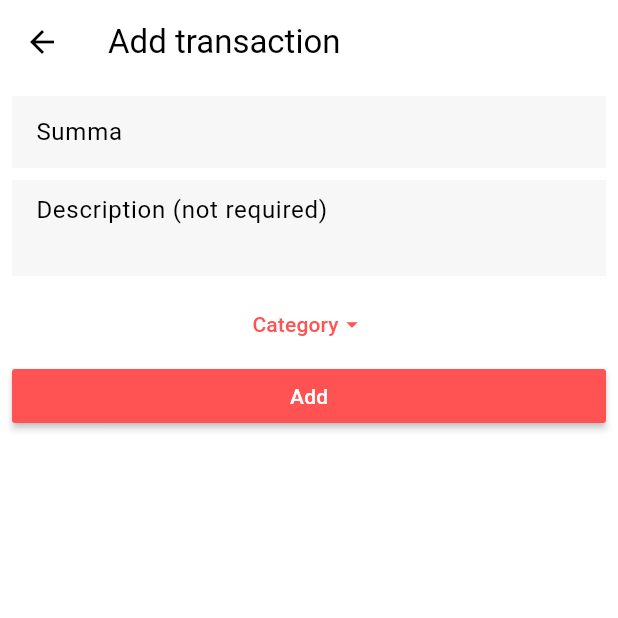
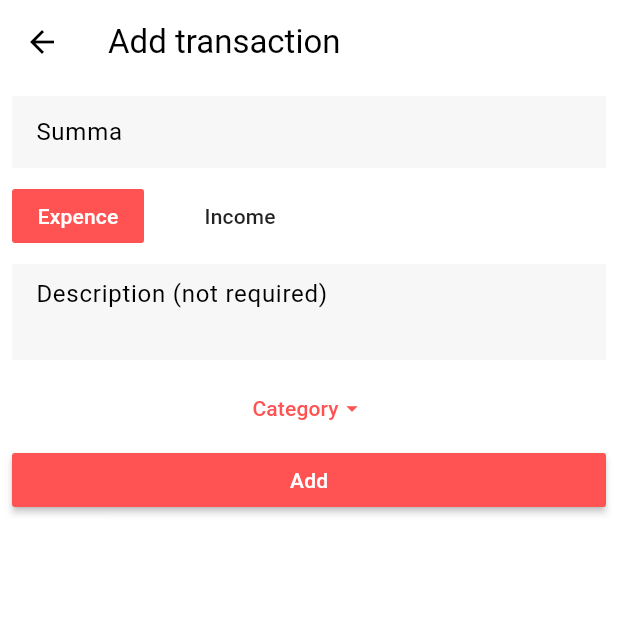
Before and after one commit to yertaykuanyshov/altyn, a Flutter app: the AddTransactionPage screen opened directly, on a phone screen of 412 x 824 dp, the top half of it. Run offline on Flutter 3.47's test engine with Material 2 defaults, Android fonts, the phone set to English and light mode, and no system bars; our stand-ins replace font_awesome_flutter, google_fonts; Roboto replaces fonts that are missing (Ubuntu).

Commit message:
Added choose transaction type

```diff
--- a/lib/app.dart
+++ b/lib/app.dart
@@ -17,7 +17,7 @@ class AmianApp extends StatelessWidget {
         bottomNavigationBarTheme: const BottomNavigationBarThemeData(
           showSelectedLabels: false,
           showUnselectedLabels: false,
-        )
+        ),
       ),
       home: const HomePage(),
     );
--- a/lib/pages/add_transaction_page.dart
+++ b/lib/pages/add_transaction_page.dart
@@ -1,3 +1,4 @@
+import 'package:altyn/widgets/choose_transaction_type.dart';
 import 'package:flutter/cupertino.dart';
 import 'package:flutter/material.dart';
 
@@ -24,6 +25,8 @@ class AddTransactionPage extends StatelessWidget {
                 fillColor: Colors.black12.withOpacity(0.03),
               ),
             ),
+            const SizedBox(height: 8),
+            const ChooseTransactionType(),
             const SizedBox(height: 8),
             TextField(
               maxLines: 3,
--- /dev/null
+++ b/lib/widgets/choose_transaction_type.dart
@@ -0,0 +1,36 @@
+import 'package:flutter/material.dart';
+
+class ChooseTransactionType extends StatefulWidget {
+  const ChooseTransactionType({Key? key}) : super(key: key);
+
+  @override
+  State<ChooseTransactionType> createState() => _ChooseTransactionTypeState();
+}
+
+class _ChooseTransactionTypeState extends State<ChooseTransactionType> {
+  @override
+  Widget build(BuildContext context) {
+    return Row(
+      mainAxisAlignment: MainAxisAlignment.start,
+      children: [
+        MaterialButton(
+          onPressed: () {},
+          color: Colors.redAccent,
+          elevation: 0,
+          child: const Text(
+            "Expence",
+            style: TextStyle(
+              color: Colors.white,
+            ),
+          ),
+        ),
+        const SizedBox(width: 20),
+        MaterialButton(
+          onPressed: () {},
+          elevation: 0,
+          child: const Text("Income"),
+        ),
+      ],
+    );
+  }
+}
```
